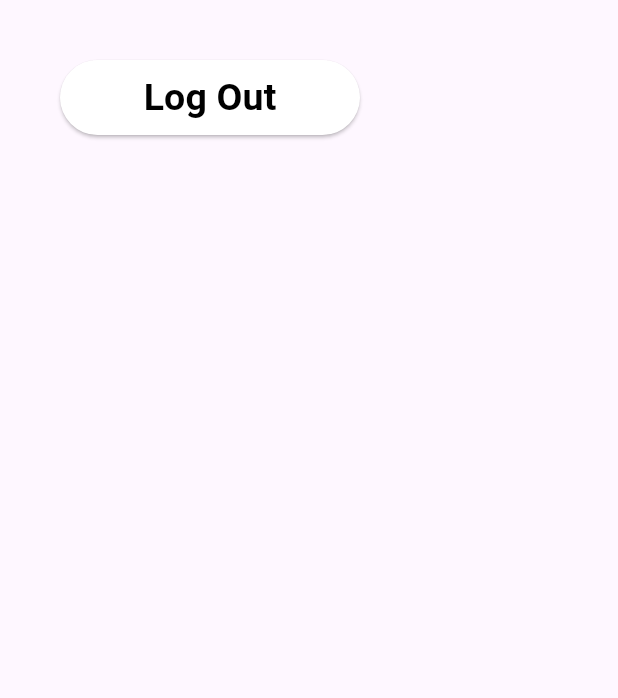
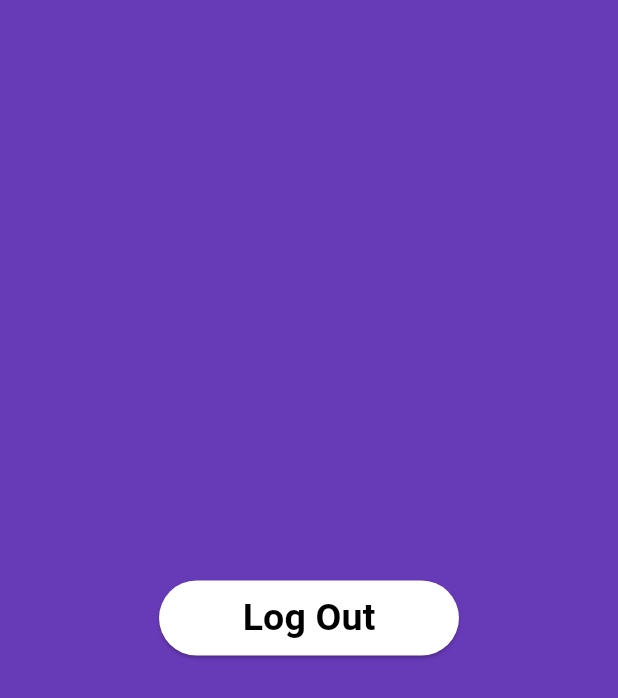
Before and after one commit to marziamerin/WellBeing-App, a Flutter app: the ProfilePage screen opened directly, on a phone screen of 412 x 824 dp. Shown: the top 698 px of the screen. Run offline on Flutter 3.47's test engine with Material 3 defaults, Android fonts, the phone set to English and light mode, and no system bars; our stand-ins replace curved_navigation_bar, firebase_auth, firebase_core, scroll_snap_list, smooth_page_indicator; missing offline and left inert: gradients; accounts and stored records are empty.

```diff
--- a/lib/home/profile.dart
+++ b/lib/home/profile.dart
@@ -1,6 +1,5 @@
 import 'package:flutter/material.dart';
-
-
+import 'package:firebase_auth/firebase_auth.dart';
 
 class ProfilePage extends StatelessWidget {
   const ProfilePage({super.key});
@@ -8,10 +7,14 @@ class ProfilePage extends StatelessWidget {
   @override
   Widget build(BuildContext context) {
     return Scaffold(
+      backgroundColor: Colors.deepPurple,
         body:Container(
-          margin: EdgeInsets.all( 40),
-          child: ElevatedButton(onPressed: () {
-          },
+          alignment: Alignment.center,
+          child: Column(
+            mainAxisAlignment: MainAxisAlignment.center,
+            children: [
+              Container(
+                child: ElevatedButton(onPressed: () => FirebaseAuth.instance.signOut(),
                   child: Text('Log Out',
                     style: TextStyle(
                       color: Colors.black ,fontSize: 25 ,
@@ -23,6 +26,9 @@ class ProfilePage extends StatelessWidget {
                     animationDuration: const Duration(milliseconds: 1),
                     shape: RoundedRectangleBorder(borderRadius: BorderRadius.circular(30)),
                   ),),
+              ),
+            ],
+          ),
         )
     );
   }
--- a/pubspec.yaml
+++ b/pubspec.yaml
@@ -44,6 +44,7 @@ dependencies:
   cloud_firestore: ^4.13.5
   firebase_storage: ^11.5.6
   gradients: ^0.1.1+2
+  scroll_snap_list: ^0.9.1
 
 
 
```
Also changed, not shown: lib/home/dafault home.dart (+23 -4 lines), lib/services/auth.dart (+6 -4 lines), pubspec.lock. Lines whose indentation alone changed are shown as unchanged.
